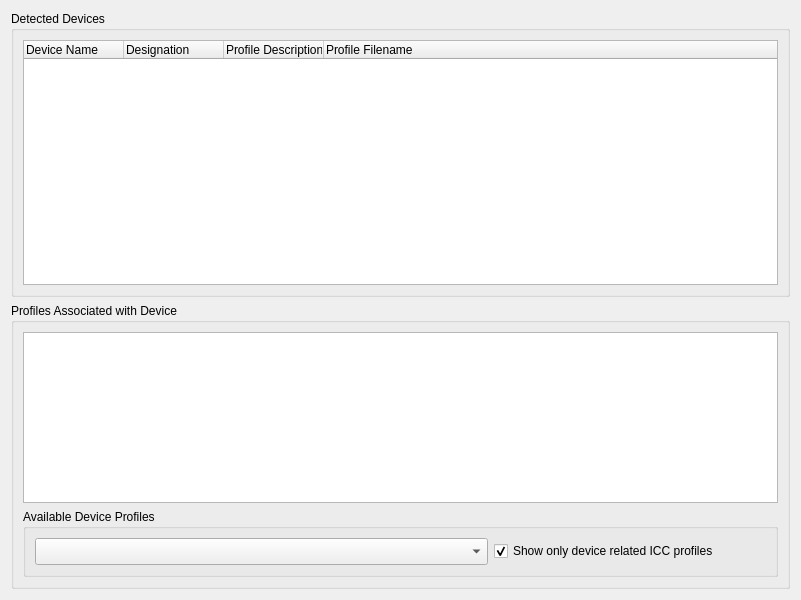
Above: devices/kmdevices.ui from KDE/kolor-manager before the change. Below: the same form after it.
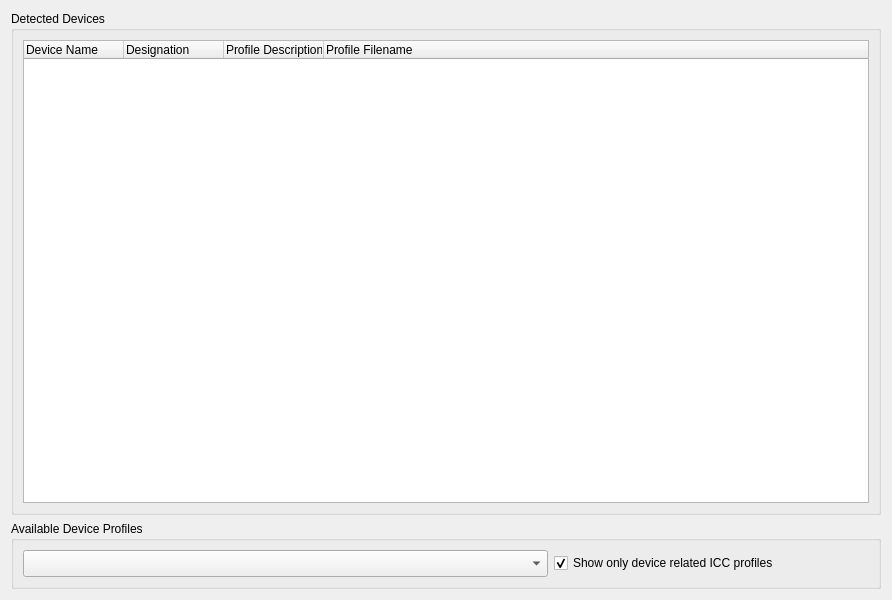
That is the form after the change.

Commit message: (kmdevices) Removed "Profiles Associated..." list widget (no longer needed).

Patch:
```diff
--- a/devices/kmdevices.ui
+++ b/devices/kmdevices.ui
@@ -6,7 +6,7 @@
    <rect>
     <x>0</x>
     <y>0</y>
-    <width>801</width>
+    <width>892</width>
     <height>600</height>
    </rect>
   </property>
@@ -78,28 +78,6 @@
     </widget>
    </item>
    <item row="1" column="0">
-    <widget class="QGroupBox" name="groupBox_2">
-     <property name="sizePolicy">
-      <sizepolicy hsizetype="Preferred" vsizetype="Ignored">
-       <horstretch>0</horstretch>
-       <verstretch>0</verstretch>
-      </sizepolicy>
-     </property>
-     <property name="title">
-      <string>Profiles Associated with Device</string>
-     </property>
-     <property name="flat">
-      <bool>true</bool>
-     </property>
-     <layout class="QGridLayout" name="gridLayout_2">
-      <item row="0" column="0">
-       <widget class="QListWidget" name="profileAssociationList">
-        <property name="toolTip">
-         <string>Listing of all profiles that are associated with the selected device.</string>
-        </property>
-       </widget>
-      </item>
-      <item row="1" column="0">
        <widget class="QGroupBox" name="groupBox">
         <property name="sizePolicy">
          <sizepolicy hsizetype="Preferred" vsizetype="Fixed">
@@ -146,9 +124,6 @@
             </widget>
            </item>
           </layout>
-         </item>
-        </layout>
-       </widget>
       </item>
      </layout>
     </widget>
```
Lines whose indentation alone changed are shown as unchanged. The commit also changes 2 other files.
